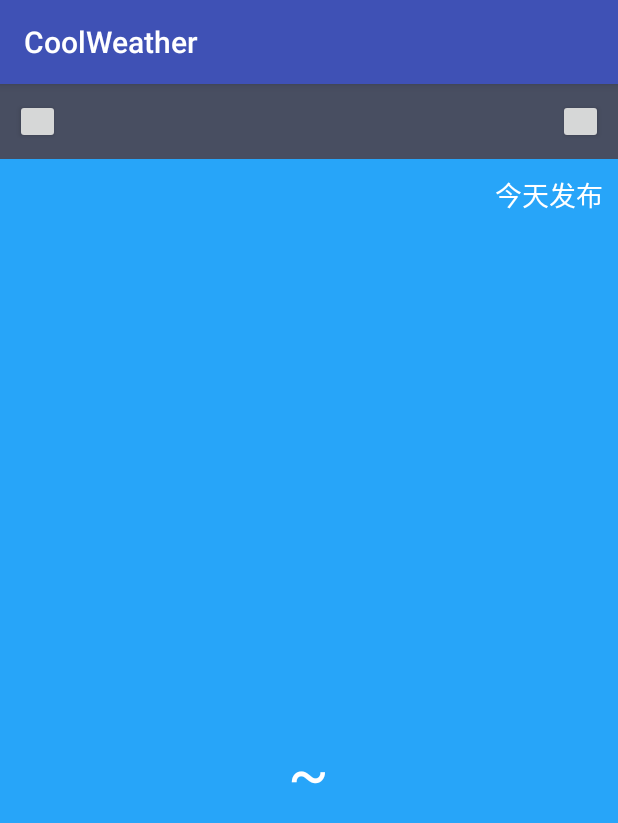
After one commit to Cool-Boys/coolweather, an Android app: the WeatherActivity screen opened directly, with no data from a screen before it, on a phone screen of 412 x 824 dp. The commit adds this screen. Shown: the top 823 px of the screen. Run offline under Robolectric (Android 15) with nearby library versions, the phone set to English and light mode, and no system bars.

Commit message:
天气信息可以显示

```diff
--- /dev/null
+++ b/app/src/main/java/com/example/administrator/coolweather/activity/WeatherActivity.java
@@ -0,0 +1,187 @@
+
+package com.example.administrator.coolweather.activity;
+
+import android.content.Intent;
+import android.content.SharedPreferences;
+import android.preference.PreferenceManager;
+import android.support.v7.app.AppCompatActivity;
+import android.os.Bundle;
+import android.text.TextUtils;
+import android.view.View;
+import android.widget.Button;
+import android.widget.LinearLayout;
+import android.widget.TextView;
+
+import com.example.administrator.coolweather.R;
+import com.example.administrator.coolweather.util.HttpCallbackListener;
+import com.example.administrator.coolweather.util.HttpUtil;
+import com.example.administrator.coolweather.util.Utility;
+
+public class WeatherActivity extends AppCompatActivity implements View.OnClickListener {
+    private LinearLayout weatherInfoLayout;
+    /**
+     * 用于显示城市名
+     */
+    private TextView cityNameText;
+    /**
+     * 用于显示发布时间
+     */
+    private TextView publishText;
+    /**
+     * 用于显示天气描述信息
+     */
+    private TextView weatherDespText;
+    /**
+     * 用于显示气温1
+     */
+    private TextView temp1Text;
+    /**
+     * 用于显示气温2
+     */
+    private TextView temp2Text;
+    /**
+     * 用于显示当前日期
+     */
+    private TextView currentDateText;
+    /**
+     * 切换城市按钮
+     */
+    private Button switchCity;
+    /**
+     * 更新天气按钮
+     */
+    private Button refreshWeather;
+
+    @Override
+    protected void onCreate(Bundle savedInstanceState) {
+        super.onCreate(savedInstanceState);
+        setContentView(R.layout.activity_weather);
+// 初始化各控件
+        weatherInfoLayout = (LinearLayout) findViewById(R.id.weather_info_layout);
+        cityNameText = (TextView) findViewById(R.id.city_name);
+        publishText = (TextView) findViewById(R.id.publish_text);
+        weatherDespText = (TextView) findViewById(R.id.weather_desp);
+        temp1Text = (TextView) findViewById(R.id.temp1);
+        temp2Text = (TextView) findViewById(R.id.temp2);
+        currentDateText = (TextView) findViewById(R.id.current_date);
+        switchCity = (Button) findViewById(R.id.switch_city);
+        refreshWeather = (Button) findViewById(R.id.refresh_weather);
+        String countyCode = getIntent().getStringExtra("county_code");
+
+        if (!TextUtils.isEmpty(countyCode)) {
+// 有县级代号时就去查询天气
+            publishText.setText("同步中...");
+            weatherInfoLayout.setVisibility(View.INVISIBLE);
+            cityNameText.setVisibility(View.INVISIBLE);
+           // queryWeatherCode(countyCode);
+            queryWeatherInfo(countyCode);
+
+        } else {
+// 没有县级代号时就直接显示本地天气
+            showWeather();
+        }
+        switchCity.setOnClickListener(this);
+        refreshWeather.setOnClickListener(this);
+
+    }
+
+    @Override
+    public void onClick(View v) {
+        switch (v.getId()) {
+            case R.id.switch_city:
+                Intent intent = new Intent(this, ChooseAreaActivity.class);
+                intent.putExtra("from_weather_activity", true);
+                startActivity(intent);
+                finish();
+                break;
+            case R.id.refresh_weather:
+                publishText.setText("同步中...");
+                SharedPreferences prefs = PreferenceManager.
+                        getDefaultSharedPreferences(this);
+                String weatherCode = prefs.getString("weather_code", "");
+                if (!TextUtils.isEmpty(weatherCode)) {
+                    queryWeatherInfo(weatherCode);
+                }
+                break;
+            default:
+                break;
+        }
+    }
+
+    private void queryWeatherCode(String countyCode) {
+//        String address = "http://www.weather.com.cn/data/list3/city" +
+//                countyCode + ".xml";
+       // queryFromServer(countyCode, "countyCode");
+        //地址已经无效了，手动构造吧
+
+    }
+
+    /**
+     * 查询天气代号所对应的天气。
+     */
+    private void queryWeatherInfo(String weatherCode) {
+        String address = "http://www.weather.com.cn/data/cityinfo/" +
+                weatherCode + ".html";
+        queryFromServer(address, "weatherCode");
+    }
+
+    /**
+     * 根据传入的地址和类型去向服务器查询天气代号或者天气信息。
+     */
+    private void queryFromServer(final String address, final String type) {
+        HttpUtil.sendHttpRequest(address, new HttpCallbackListener() {
+            @Override
+            public void onFinish(final String response) {
+                if ("countyCode".equals(type)) {
+                    if (!TextUtils.isEmpty(response)) {
+// 从服务器返回的数据中解析出天气代号
+                        String[] array = response.split("\\|");
+                        if (array != null && array.length == 2) {
+                            String weatherCode = array[1];
+                            queryWeatherInfo(weatherCode);
+                        }
+                    }
+                } else if ("weatherCode".equals(type)) {
+
+                    // 处理服务器返回的天气信息
+                    Utility.handleWeatherResponse(WeatherActivity.this,
+                            response);
+                    runOnUiThread(new Runnable() {
+                        @Override
+                        public void run() {
+                            showWeather();
+                        }
+                    });
+                }
+            }
+
+            @Override
+            public void onError(Exception e) {
+                runOnUiThread(new Runnable() {
+                    @Override
+                    public void run() {
+                        publishText.setText("同步失败");
+                    }
+                });
+            }
+        });
+    }
+
+    /**
+     * 从SharedPreferences文件中读取存储的天气信息，并显示到界面上。
+     */
+    private void showWeather() {
+        SharedPreferences prefs = PreferenceManager.
+                getDefaultSharedPreferences(this);
+        cityNameText.setText(prefs.getString("city_name", ""));
+        temp1Text.setText(prefs.getString("temp1", ""));
+        temp2Text.setText(prefs.getString("temp2", ""));
+        weatherDespText.setText(prefs.getString("weather_desp", ""));
+        publishText.setText("今天" + prefs.getString("publish_time", "") + "发布");
+        currentDateText.setText(prefs.getString("current_date", ""));
+        weatherInfoLayout.setVisibility(View.VISIBLE);
+        cityNameText.setVisibility(View.VISIBLE);
+    }
+
+
+}
--- /dev/null
+++ b/app/src/main/res/layout/activity_weather.xml
@@ -0,0 +1,110 @@
+<?xml version="1.0" encoding="utf-8"?>
+<LinearLayout xmlns:android="http://schemas.android.com/apk/res/android"
+    xmlns:tools="http://schemas.android.com/tools"
+    android:layout_width="match_parent"
+    android:layout_height="match_parent"
+    android:orientation="vertical"
+    tools:context="com.example.administrator.coolweather.activity.WeatherActivity">
+
+    <RelativeLayout
+        android:layout_width="match_parent"
+        android:layout_height="50dp"
+        android:background="#484E61">
+        <Button
+            android:id="@+id/switch_city"
+            android:layout_width="30dp"
+            android:layout_height="30dp"
+            android:layout_centerVertical="true"
+            android:layout_marginLeft="10dp"
+            />
+        <TextView
+            android:id="@+id/city_name"
+            android:layout_width="wrap_content"
+            android:layout_height="wrap_content"
+            android:layout_centerInParent="true"
+            android:textColor="#fff"
+            android:textSize="24sp" />
+        <Button
+            android:id="@+id/refresh_weather"
+            android:layout_width="30dp"
+            android:layout_height="30dp"
+            android:layout_alignParentRight="true"
+            android:layout_centerVertical="true"
+            android:layout_marginRight="10dp"
+
+            />
+    </RelativeLayout>
+
+    <RelativeLayout
+        android:layout_width="match_parent"
+        android:layout_height="0dp"
+        android:layout_weight="1"
+        android:background="#27A5F9">
+
+        <TextView
+            android:id="@+id/publish_text"
+            android:layout_width="wrap_content"
+            android:layout_height="wrap_content"
+            android:layout_alignParentRight="true"
+            android:layout_marginRight="10dp"
+            android:layout_marginTop="10dp"
+            android:textColor="#FFF"
+            android:textSize="18sp" />
+        <LinearLayout
+            android:id="@+id/weather_info_layout"
+            android:layout_width="wrap_content"
+            android:layout_height="wrap_content"
+            android:layout_centerInParent="true"
+            android:orientation="vertical">
+            <TextView
+                android:id="@+id/current_date"
+                android:layout_width="wrap_content"
+                android:layout_height="40dp"
+                android:gravity="center"
+                android:textColor="#FFF"
+                android:textSize="18sp" />
+
+            <TextView
+                android:id="@+id/weather_desp"
+                android:layout_width="wrap_content"
+                android:layout_height="60dp"
+                android:layout_gravity="center_horizontal"
+                android:gravity="center"
+                android:textColor="#FFF"
+                android:textSize="40sp" />
+
+            <LinearLayout
+                android:layout_width="wrap_content"
+                android:layout_height="60dp"
+                android:layout_gravity="center_horizontal"
+                android:orientation="horizontal">
+
+                <TextView
+                    android:id="@+id/temp1"
+                    android:layout_width="wrap_content"
+                    android:layout_height="wrap_content"
+                    android:layout_gravity="center_vertical"
+                    android:textColor="#FFF"
+                    android:textSize="40sp" />
+
+                <TextView
+                    android:layout_width="wrap_content"
+                    android:layout_height="wrap_content"
+                    android:layout_gravity="center_vertical"
+                    android:layout_marginLeft="10dp"
+                    android:layout_marginRight="10dp"
+                    android:text="~"
+                    android:textColor="#FFF"
+                    android:textSize="40sp" />
+
+                <TextView
+                    android:id="@+id/temp2"
+                    android:layout_width="wrap_content"
+                    android:layout_height="wrap_content"
+                    android:layout_gravity="center_vertical"
+                    android:textColor="#FFF"
+                    android:textSize="40sp" />
+            </LinearLayout>
+        </LinearLayout>
+    </RelativeLayout>
+</LinearLayout>
```
Also changed, not shown: app/src/main/AndroidManifest.xml (+5 -4 lines), app/src/main/java/com/example/administrator/coolweather/activity/ChooseAreaActivity.java (+16 -1 lines), app/src/main/java/com/example/administrator/coolweather/util/HttpUtil.java (+27 -10 lines), app/src/main/java/com/example/administrator/coolweather/util/Utility.java (+52 -0 lines).
